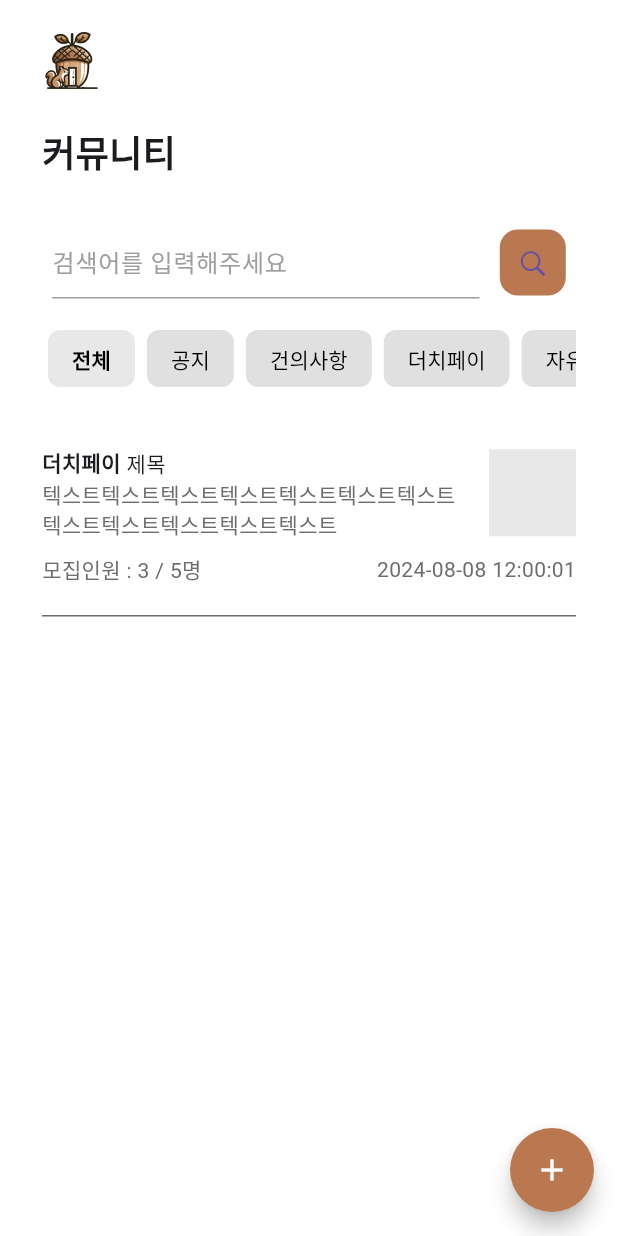
After one commit to BIST-Dotory/Dotory-App, a Flutter app: the CommunityView screen opened directly, on a phone screen of 412 x 824 dp. The commit adds this screen. Run offline on Flutter 3.47's test engine with Material 3 defaults, Android fonts, the phone set to English and light mode, and no system bars; drawn by our look-alikes of buttons_tabbar; our stand-ins replace flutter_riverpod.

Commit message:
[Feature] 커뮤니티 화면 구현

```diff
--- a/lib/ui/view/global/select_major_view.dart
+++ b/lib/ui/view/global/select_major_view.dart
@@ -9,8 +9,8 @@ import 'package:flutter_riverpod/flutter_riverpod.dart';
 class SelectMajorView extends ConsumerWidget {
   final selectedMainMajorItem = StateProvider<String?>((ref) => null);
   final StateProvider<String?> selectedMajorProvider;
-  final List<String> majorList = ['A', 'B'];
-  final Map<String, String> subList = {'A': '간호학과', 'B': '테스트과'};
+  final List<String> majorList = ['자연과학계열', '공학계열'];
+  final Map<String, String> subList = {'자연과학계열': '간호학과', '공학계열': 'AI컴퓨터과'};
   final List<String> subMajorList = [];
   SelectMajorView({super.key, required this.selectedMajorProvider});
 
--- a/lib/ui/view/login/login_view.dart
+++ b/lib/ui/view/login/login_view.dart
@@ -3,11 +3,12 @@ import 'package:dotory_app/ui/global/color_data.dart';
 import 'package:dotory_app/ui/global/custom_appbar.dart';
 import 'package:dotory_app/ui/global/device_size.dart';
 import 'package:dotory_app/ui/view/login/register_view.dart';
-import 'package:dotory_app/ui/view/main/main_view.dart';
 import 'package:flutter/cupertino.dart';
 import 'package:flutter/material.dart';
 import 'package:flutter/src/widgets/framework.dart';
 import 'package:flutter_riverpod/flutter_riverpod.dart';
+
+import '../main/main_view.dart';
 
 class TextFieldState {
   final String id;
--- /dev/null
+++ b/lib/ui/view/main/community_view.dart
@@ -0,0 +1,151 @@
+import 'package:buttons_tabbar/buttons_tabbar.dart';
+import 'package:flutter/cupertino.dart';
+import 'package:flutter/material.dart';
+import 'package:flutter/src/widgets/framework.dart';
+import 'package:flutter_riverpod/flutter_riverpod.dart';
+
+import '../../global/color_data.dart';
+
+class CommunityView extends ConsumerStatefulWidget {
+  @override
+  ConsumerState<ConsumerStatefulWidget> createState() => _CommunityView();
+
+}
+
+class _CommunityView extends ConsumerState<CommunityView> {
+  @override
+  Widget build(BuildContext context) {
+    return Scaffold(
+      body: SafeArea(
+          child: Padding(
+              padding: const EdgeInsets.symmetric(horizontal: 28),
+              child: Column(
+                crossAxisAlignment: CrossAxisAlignment.start,
+                children: [
+                  const SizedBox(height: 20),
+                  SizedBox(width: 40, height: 40, child:Image.asset('assets/images/dotory_logo.png')),
+                  const SizedBox(height: 24),
+                  const Text('커뮤니티', style: TextStyle(fontWeight: FontWeight.bold, fontSize: 24)),
+                  const SizedBox(height: 32),
+                  _searchSection(),
+                  const SizedBox(height: 16),
+                  _tabMenuSection(),
+                  const SizedBox(height: 36),
+                  _contentSection()
+              ],
+            )
+          )
+      ),
+      floatingActionButton: FloatingActionButton(
+          backgroundColor: ColorData.FOCUS_COLOR,
+          shape: RoundedRectangleBorder(borderRadius: BorderRadius.circular(100)),
+          child: const Icon(Icons.add, color: Colors.white),
+          onPressed: (){}),
+    );
+  }
+
+  Widget _searchSection() {
+    return SizedBox(height: 50, child: Row(
+      mainAxisAlignment: MainAxisAlignment.spaceAround,
+      children: [
+        Flexible(flex: 4, child: TextField(
+          decoration: const InputDecoration(
+              enabledBorder: UnderlineInputBorder(
+                  borderSide: BorderSide(color: Colors.grey)
+              ),
+              hintText: '검색어를 입력해주세요',
+              hintStyle: TextStyle(
+                  color: Colors.grey
+              ),
+              focusedBorder: UnderlineInputBorder(
+                  borderSide: BorderSide(color: ColorData.FOCUS_COLOR)
+              )
+          )
+        )),
+        Flexible(flex: 1, child: CupertinoButton(
+            padding: EdgeInsets.all(0),
+            color: ColorData.FOCUS_COLOR,
+            child: Icon(CupertinoIcons.search),
+            onPressed: () => {}))
+      ],
+    ));
+  }
+
+  Widget _tabMenuSection() {
+    return DefaultTabController(
+        length: 5,
+        initialIndex: 0,
+        child: ButtonsTabBar(
+          backgroundColor: ColorData.LIGHT_GREY,
+          contentPadding: const EdgeInsets.symmetric(horizontal: 16),
+          radius: 8,
+          labelStyle: const TextStyle(
+            color: Colors.black,
+            fontWeight: FontWeight.bold,
+          ),
+          unselectedLabelStyle: const TextStyle(
+            color: Colors.black,
+          ),
+          tabs: const [
+            Tab(text: "전체"),
+            Tab(text: "공지"),
+            Tab(text: "건의사항"),
+            Tab(text: "더치페이"),
+            Tab(text: "자유게시판"),
+          ],
+        )
+    );
+  }
+
+  Widget _contentSection() {
+    return SingleChildScrollView(
+      child: Column(
+        children: [
+          Column(
+            mainAxisAlignment: MainAxisAlignment.spaceAround,
+            crossAxisAlignment: CrossAxisAlignment.stretch,
+            children: [
+              Row(
+                children: [
+                  Flexible(child: Padding(padding: EdgeInsets.only(right: 20) ,child: Column(
+                    children: [
+                      Row(
+                        children: [
+                          Text('더치페이 ', style: TextStyle(fontWeight: FontWeight.bold)),
+                          Text('제목'),
+                        ],
+                      ),
+                      Text('텍스트텍스트텍스트텍스트텍스트텍스트텍스트텍스트텍스트텍스트텍스트텍스트',
+                          maxLines: 2,
+                          style: TextStyle(overflow: TextOverflow.ellipsis, color: ColorData.DARK_GREY)),
+                    ],
+                  ))),
+                  Container(width: 58, height: 58,
+                    decoration: BoxDecoration(
+                        color: ColorData.LIGHT_GREY
+                    ),
+                  )
+                ],
+              ),
+              const SizedBox(height: 10),
+              Row(
+                mainAxisAlignment: MainAxisAlignment.spaceBetween,
+                crossAxisAlignment: CrossAxisAlignment.center,
+                children: [
+                  Text('모집인원 : 3 / 5명', textAlign: TextAlign.start, style: TextStyle(color: ColorData.DARK_GREY)),
+                  Text('2024-08-08 12:00:01', textAlign: TextAlign.end, style: TextStyle(color: ColorData.DARK_GREY)),
+                ],
+              ),
+              const SizedBox(height: 20),
+              Container(
+                height: 1,
+                color: ColorData.DARK_GREY,
+              )
+            ],
+          )
+        ],
+      ),
+    );
+  }
+
+}
--- a/lib/ui/view/main/home/home_view.dart
+++ b/lib/ui/view/main/home_view.dart
@@ -164,7 +164,7 @@ class HomeView extends ConsumerWidget {
           ),
           const SizedBox(height: 16),
           Container(
-            padding: const EdgeInsets.all(16),
+            padding: const EdgeInsets.all(14),
             height: 120,
             decoration: BoxDecoration(
                 borderRadius: BorderRadius.circular(12),
@@ -196,13 +196,14 @@ class HomeView extends ConsumerWidget {
                     )
                   ],
                 ),
+                const SizedBox(height: 10),
                 Text('2024-08-08 12:00:01', textAlign: TextAlign.end, style: TextStyle(color: ColorData.DARK_GREY))
               ],
             ),
           ),
           const SizedBox(height: 16),
           Container(
-              padding: const EdgeInsets.all(16),
+              padding: const EdgeInsets.all(14),
             height: 120,
             decoration: BoxDecoration(
                 borderRadius: BorderRadius.circular(12),
@@ -234,13 +235,14 @@ class HomeView extends ConsumerWidget {
                     )
                   ],
                 ),
+                const SizedBox(height: 10),
                 Text('2024-08-08 12:00:01', textAlign: TextAlign.end, style: TextStyle(color: ColorData.DARK_GREY))
               ],
             )
           ),
           const SizedBox(height: 16),
           Container(
-            padding: const EdgeInsets.all(16),
+            padding: const EdgeInsets.all(14),
             height: 120,
             decoration: BoxDecoration(
                 borderRadius: BorderRadius.circular(12),
@@ -272,6 +274,7 @@ class HomeView extends ConsumerWidget {
                     )
                   ],
                 ),
+                const SizedBox(height: 10),
                 Text('2024-08-08 12:00:01', textAlign: TextAlign.end, style: TextStyle(color: ColorData.DARK_GREY))
               ],
             ),
--- a/lib/ui/view/main/main_view.dart
+++ b/lib/ui/view/main/main_view.dart
@@ -1,4 +1,5 @@
-import 'package:dotory_app/ui/view/main/home/home_view.dart';
+import 'package:dotory_app/ui/view/main/community_view.dart';
+import 'package:dotory_app/ui/view/main/home_view.dart';
 import 'package:flutter/cupertino.dart';
 import 'package:flutter/material.dart';
 
@@ -20,7 +21,7 @@ class _MainView extends State<MainView> {
 
   final screens = [
     HomeView(),
-    HomeView(),
+    CommunityView(),
     HomeView()
   ];
   var currentIndex = 0;
--- a/pubspec.yaml
+++ b/pubspec.yaml
@@ -36,6 +36,7 @@ dependencies:
   # Use with the CupertinoIcons class for iOS style icons.
   cupertino_icons: ^1.0.8
   flutter_riverpod: ^2.6.1
+  buttons_tabbar: ^1.3.14
 
 dev_dependencies:
   flutter_test:
```
Also changed, not shown: pubspec.lock.
